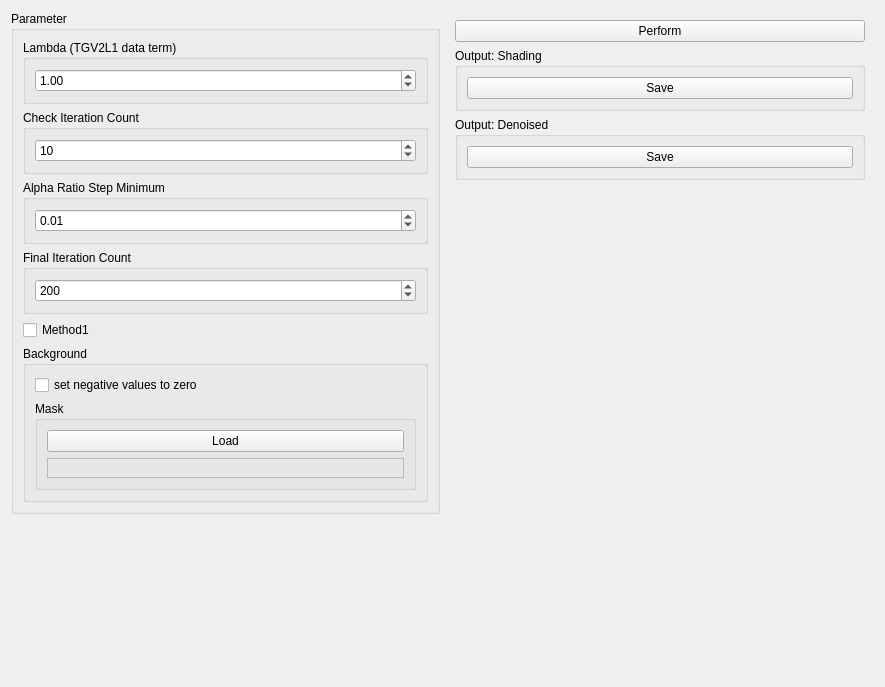
Qt form source/modules/tgv_non_parametric_deshade/TGVNonParametricDeshadeWidget.ui (josefkoller/ambient_image_processor) before a commit.
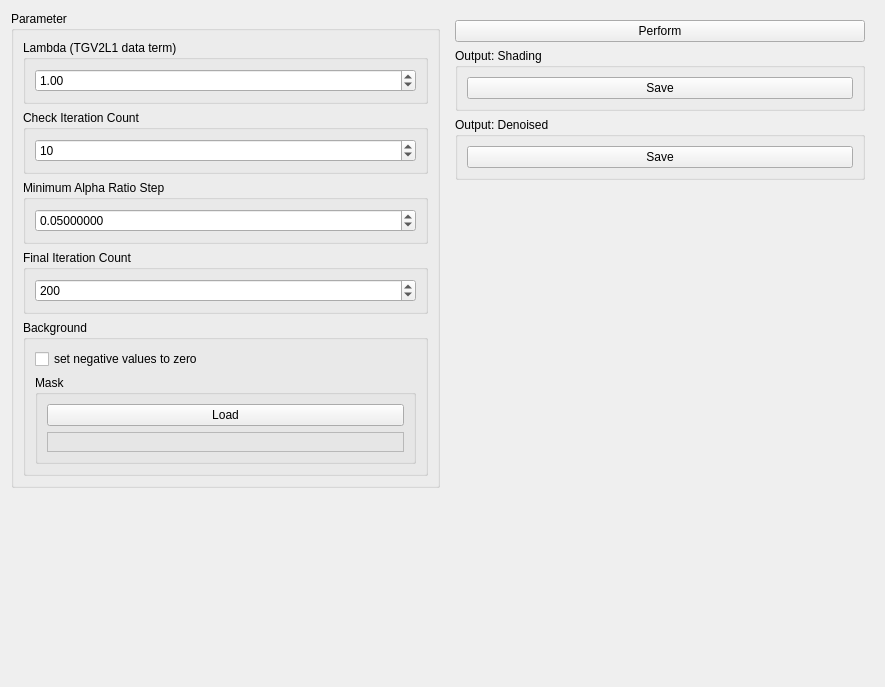
The same form after that commit.

Commit message: alpha step 2

The edit to the form file:
```diff
--- a/source/modules/tgv_non_parametric_deshade/TGVNonParametricDeshadeWidget.ui
+++ b/source/modules/tgv_non_parametric_deshade/TGVNonParametricDeshadeWidget.ui
@@ -76,13 +76,16 @@
       <item>
        <widget class="QGroupBox" name="groupBox_4">
         <property name="title">
-         <string>Alpha Ratio Step Minimum</string>
+         <string>Minimum Alpha Ratio Step</string>
         </property>
         <layout class="QVBoxLayout" name="verticalLayout_3">
          <item>
-          <widget class="QDoubleSpinBox" name="alpha_ratio_step_minimum_spinbox">
+          <widget class="QDoubleSpinBox" name="alpha_step_minimum_spinbox">
+           <property name="decimals">
+            <number>8</number>
+           </property>
            <property name="value">
-            <double>0.010000000000000</double>
+            <double>0.050000000000000</double>
            </property>
           </widget>
          </item>
@@ -108,13 +111,6 @@
         </layout>
        </widget>
       </item>
-      <item>
-       <widget class="QCheckBox" name="method1_checkbox">
-        <property name="text">
-         <string>Method1</string>
-        </property>
-       </widget>
-      </item>
       <item>
        <widget class="QGroupBox" name="groupBox_6">
         <property name="title">
```
The commit also changes 6 other files.
